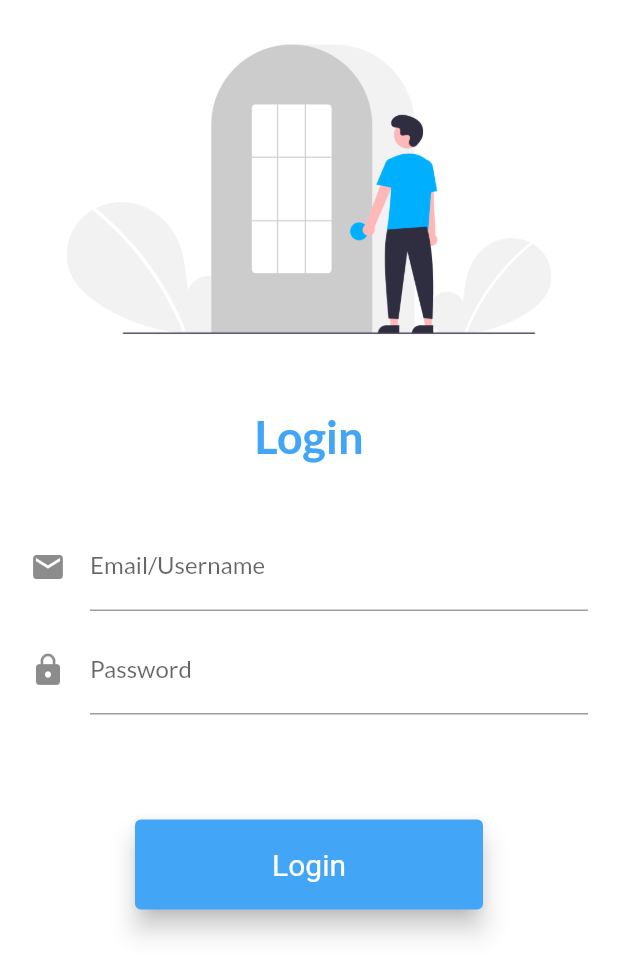
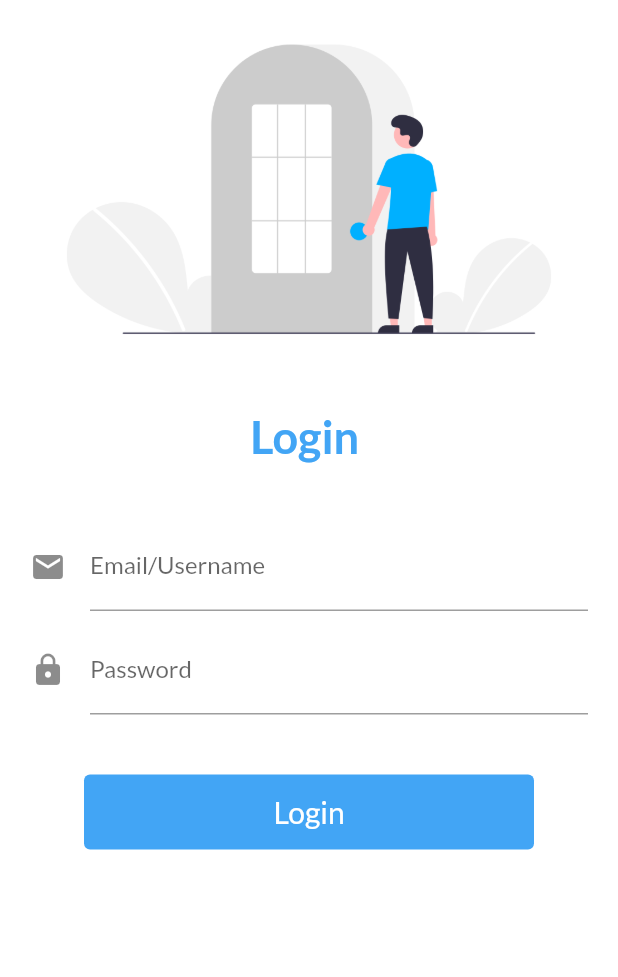
Before and after one commit to arunsingh28/flutter-app-ui, a Flutter app: the LoginPage screen opened by its route, on a phone screen of 412 x 824 dp. Shown: the top 977 px of the screen. Run offline on Flutter 3.47's test engine with Material 2 defaults, Android fonts, the phone set to English and light mode, and no system bars; our stand-ins replace google_fonts.

```diff
--- a/lib/pages/login_page.dart
+++ b/lib/pages/login_page.dart
@@ -7,6 +7,8 @@ class LoginPage extends StatefulWidget {
 }
 
 class _LoginPageState extends State<LoginPage> {
+  String name = '';
+
   @override
   Widget build(BuildContext context) {
     return Material(
@@ -23,7 +25,7 @@ class _LoginPageState extends State<LoginPage> {
               ),
               SizedBox(height: 20),
               Text(
-                "Login",
+                "Login $name",
                 style: TextStyle(
                     fontSize: 30,
                     fontWeight: FontWeight.bold,
@@ -36,6 +38,10 @@ class _LoginPageState extends State<LoginPage> {
                 child: Column(
                   children: [
                     TextField(
+                      onChanged: (e) {
+                        name = e;
+                        setState(() {});
+                      },
                       decoration: InputDecoration(
                           focusedBorder: new OutlineInputBorder(
                               borderSide: BorderSide(
@@ -60,24 +66,33 @@ class _LoginPageState extends State<LoginPage> {
                           // hintText: "Enter E-mail/Username"
                           ),
                     ),
-                    Padding(
-                      padding: const EdgeInsets.all(70.0),
-                      child: ElevatedButton(
-                        onPressed: () {
-                          Navigator.pushNamed(context, MyRoutes.homeRoute);
-                        },
-                        style: ElevatedButton.styleFrom(
-                            primary: Colors.blue[400],
-                            minimumSize: Size(500, 60),
-                            onSurface: Colors.grey,
-                            // text color
-                            onPrimary: Colors.white,
-                            elevation: 7,
-                            textStyle:
-                                TextStyle(color: Colors.white, fontSize: 20)),
-                        child: Text('Login'),
+                    SizedBox(height: 40),
+                    Container(
+                      width: 300,
+                      height: 50,
+                      alignment: Alignment.center,
+                      child: Text(
+                        'Login',
+                        style: TextStyle(color: Colors.white, fontSize: 20),
                       ),
+                      decoration: BoxDecoration(
+                          color: Colors.blue[400],
+                          borderRadius: BorderRadius.circular(4)),
                     )
+                    // child: ElevatedButton(
+                    //   onPressed: () {
+                    //     Navigator.pushNamed(context, MyRoutes.homeRoute);
+                    //   },
+                    //   style: ElevatedButton.styleFrom(
+                    //       primary: Colors.blue[400],
+                    //       minimumSize: Size(500, 60),
+                    //       onSurface: Colors.grey,
+                    //       // text color
+                    //       onPrimary: Colors.white,
+                    //       elevation: 7,
+                    //       textStyle:
+                    //           TextStyle(color: Colors.white, fontSize: 20)),
+                    //   child: Text('Login'),
                   ],
                 ),
               )
```
